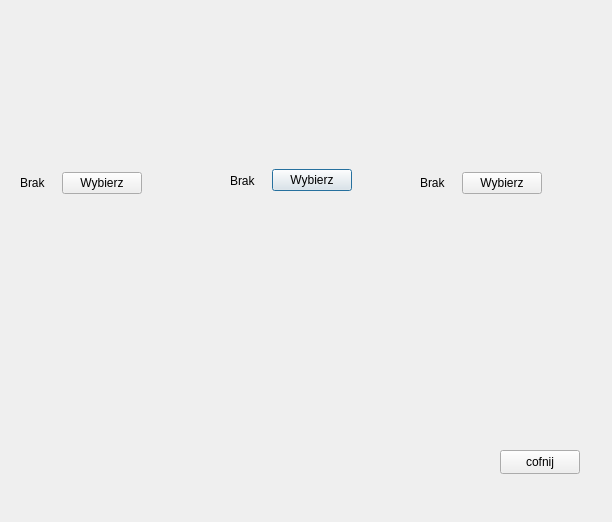
Qt form wyborstolika.ui (damdorsz/ProjektPK) before a commit.
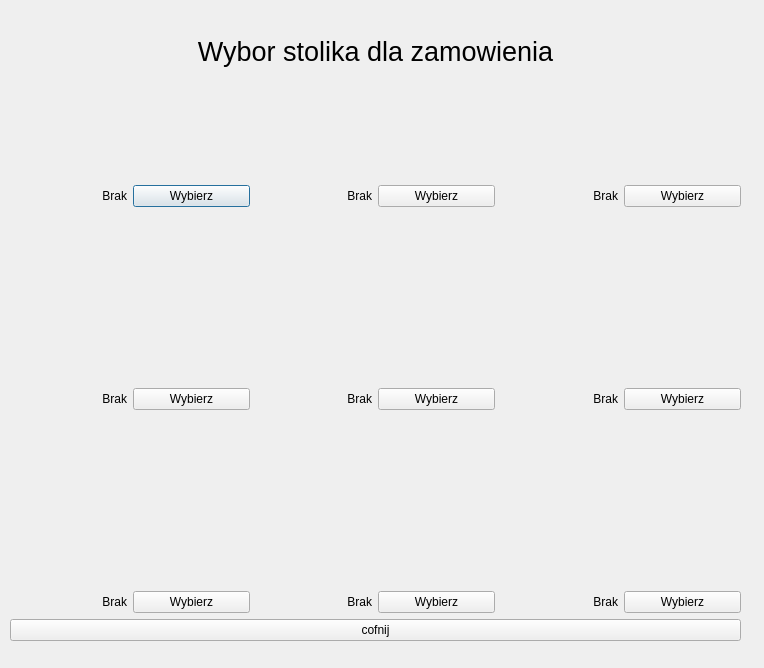
The same form after that commit.

Diff of the .ui file:
```diff
--- a/wyborstolika.ui
+++ b/wyborstolika.ui
@@ -6,140 +6,303 @@
    <rect>
     <x>0</x>
     <y>0</y>
-    <width>612</width>
-    <height>522</height>
+    <width>764</width>
+    <height>668</height>
    </rect>
   </property>
   <property name="windowTitle">
    <string>Dialog</string>
   </property>
-  <widget class="QLabel" name="label_stolik1">
-   <property name="geometry">
-    <rect>
-     <x>20</x>
-     <y>10</y>
-     <width>141</width>
-     <height>121</height>
-    </rect>
-   </property>
-   <property name="text">
-    <string/>
-   </property>
-  </widget>
-  <widget class="QLabel" name="label_stolik1_2">
-   <property name="geometry">
-    <rect>
-     <x>210</x>
-     <y>10</y>
-     <width>141</width>
-     <height>121</height>
-    </rect>
-   </property>
-   <property name="text">
-    <string/>
-   </property>
-  </widget>
-  <widget class="QWidget" name="layoutWidget">
-   <property name="geometry">
-    <rect>
-     <x>230</x>
-     <y>165</y>
-     <width>122</width>
-     <height>31</height>
-    </rect>
-   </property>
-   <layout class="QHBoxLayout" name="horizontalLayout_2">
-    <item>
-     <widget class="QLabel" name="label_czyWolny2">
-      <property name="text">
-       <string>Brak</string>
-      </property>
-     </widget>
-    </item>
-    <item>
-     <widget class="QPushButton" name="pushButton_wybierzStolik2">
-      <property name="text">
-       <string>Wybierz</string>
-      </property>
-     </widget>
-    </item>
-   </layout>
-  </widget>
-  <widget class="QLabel" name="label_stolik1_3">
-   <property name="geometry">
-    <rect>
-     <x>410</x>
-     <y>20</y>
-     <width>141</width>
-     <height>121</height>
-    </rect>
-   </property>
-   <property name="text">
-    <string/>
-   </property>
-  </widget>
-  <widget class="QWidget" name="layoutWidget_2">
-   <property name="geometry">
-    <rect>
-     <x>420</x>
-     <y>170</y>
-     <width>122</width>
-     <height>26</height>
-    </rect>
-   </property>
-   <layout class="QHBoxLayout" name="horizontalLayout_3">
-    <item>
-     <widget class="QLabel" name="label_czyWolny3">
-      <property name="text">
-       <string>Brak</string>
-      </property>
-     </widget>
-    </item>
-    <item>
-     <widget class="QPushButton" name="pushButton_wybierzStolik3">
-      <property name="text">
-       <string>Wybierz</string>
-      </property>
-     </widget>
-    </item>
-   </layout>
-  </widget>
-  <widget class="QPushButton" name="pushButton">
-   <property name="geometry">
-    <rect>
-     <x>500</x>
-     <y>450</y>
-     <width>80</width>
-     <height>24</height>
-    </rect>
-   </property>
-   <property name="text">
-    <string>cofnij</string>
-   </property>
-  </widget>
   <widget class="QWidget" name="">
    <property name="geometry">
     <rect>
-     <x>20</x>
-     <y>170</y>
-     <width>122</width>
-     <height>26</height>
+     <x>10</x>
+     <y>10</y>
+     <width>731</width>
+     <height>631</height>
     </rect>
    </property>
-   <layout class="QHBoxLayout" name="horizontalLayout">
-    <item>
-     <widget class="QLabel" name="label_czyWolny1">
-      <property name="text">
-       <string>Brak</string>
-      </property>
-     </widget>
+   <layout class="QGridLayout" name="gridLayout">
+    <item row="0" column="0">
+     <layout class="QVBoxLayout" name="verticalLayout">
+      <item>
+       <widget class="QLabel" name="label_10">
+        <property name="font">
+         <font>
+          <pointsize>20</pointsize>
+         </font>
+        </property>
+        <property name="text">
+         <string>Wybor stolika dla zamowienia</string>
+        </property>
+        <property name="alignment">
+         <set>Qt::AlignCenter</set>
+        </property>
+       </widget>
+      </item>
+      <item>
+       <layout class="QHBoxLayout" name="horizontalLayout_2">
+        <item>
+         <widget class="QLabel" name="label_stolik1">
+          <property name="text">
+           <string/>
+          </property>
+         </widget>
+        </item>
+        <item>
+         <widget class="QLabel" name="label_stolik2">
+          <property name="text">
+           <string/>
+          </property>
+         </widget>
+        </item>
+        <item>
+         <widget class="QLabel" name="label_stolik3">
+          <property name="text">
+           <string/>
+          </property>
+         </widget>
+        </item>
+       </layout>
+      </item>
+      <item>
+       <layout class="QHBoxLayout" name="horizontalLayout">
+        <item>
+         <widget class="QLabel" name="label_czyWolny1">
+          <property name="layoutDirection">
+           <enum>Qt::LeftToRight</enum>
+          </property>
+          <property name="text">
+           <string>Brak</string>
+          </property>
+          <property name="alignment">
+           <set>Qt::AlignRight|Qt::AlignTrailing|Qt::AlignVCenter</set>
+          </property>
+         </widget>
+        </item>
+        <item>
+         <widget class="QPushButton" name="pushButton_1">
+          <property name="text">
+           <string>Wybierz</string>
+          </property>
+         </widget>
+        </item>
+        <item>
+         <widget class="QLabel" name="label_czyWolny2">
+          <property name="text">
+           <string>Brak</string>
+          </property>
+          <property name="alignment">
+           <set>Qt::AlignRight|Qt::AlignTrailing|Qt::AlignVCenter</set>
+          </property>
+         </widget>
+        </item>
+        <item>
+         <widget class="QPushButton" name="pushButton_2">
+          <property name="text">
+           <string>Wybierz</string>
+          </property>
+         </widget>
+        </item>
+        <item>
+         <widget class="QLabel" name="label_czyWolny3">
+          <property name="text">
+           <string>Brak</string>
+          </property>
+          <property name="alignment">
+           <set>Qt::AlignRight|Qt::AlignTrailing|Qt::AlignVCenter</set>
+          </property>
+         </widget>
+        </item>
+        <item>
+         <widget class="QPushButton" name="pushButton_3">
+          <property name="text">
+           <string>Wybierz</string>
+          </property>
+         </widget>
+        </item>
+       </layout>
+      </item>
+     </layout>
     </item>
-    <item>
-     <widget class="QPushButton" name="pushButton_wybierzStolik1">
-      <property name="text">
-       <string>Wybierz</string>
-      </property>
-     </widget>
+    <item row="1" column="0">
+     <layout class="QVBoxLayout" name="verticalLayout_2">
+      <item>
+       <layout class="QHBoxLayout" name="horizontalLayout_4">
+        <item>
+         <widget class="QLabel" name="label_stolik4">
+          <property name="text">
+           <string/>
+          </property>
+         </widget>
+        </item>
+        <item>
+         <widget class="QLabel" name="label_stolik5">
+          <property name="text">
+           <string/>
+          </property>
+         </widget>
+        </item>
+        <item>
+         <widget class="QLabel" name="label_stolik6">
+          <property name="text">
+           <string/>
+          </property>
+         </widget>
+        </item>
+       </layout>
+      </item>
+      <item>
+       <layout class="QHBoxLayout" name="horizontalLayout_3">
+        <item>
+         <widget class="QLabel" name="label_czyWolny4">
+          <property name="text">
+           <string>Brak</string>
+          </property>
+          <property name="alignment">
+           <set>Qt::AlignRight|Qt::AlignTrailing|Qt::AlignVCenter</set>
+          </property>
+         </widget>
+        </item>
+        <item>
+         <widget class="QPushButton" name="pushButton_4">
+          <property name="text">
+           <string>Wybierz</string>
+          </property>
+         </widget>
+        </item>
+        <item>
+         <widget class="QLabel" name="label_czyWolny5">
+          <property name="text">
+           <string>Brak</string>
+          </property>
+          <property name="alignment">
+           <set>Qt::AlignRight|Qt::AlignTrailing|Qt::AlignVCenter</set>
+          </property>
+         </widget>
+        </item>
+        <item>
+         <widget class="QPushButton" name="pushButton_5">
+          <property name="text">
+           <string>Wybierz</string>
+          </property>
+         </widget>
+        </item>
+        <item>
+         <widget class="QLabel" name="label_czyWolny6">
+          <property name="text">
+           <string>Brak</string>
+          </property>
+          <property name="alignment">
+           <set>Qt::AlignRight|Qt::AlignTrailing|Qt::AlignVCenter</set>
+          </property>
+         </widget>
+        </item>
+        <item>
+         <widget class="QPushButton" name="pushButton_6">
+          <property name="text">
+           <string>Wybierz</string>
+          </property>
+         </widget>
+        </item>
+       </layout>
+      </item>
+     </layout>
+    </item>
+    <item row="2" column="0">
+     <layout class="QVBoxLayout" name="verticalLayout_3">
+      <item>
+       <layout class="QHBoxLayout" name="horizontalLayout_5">
+        <item>
+         <widget class="QLabel" name="label_stolik7">
+          <property name="text">
+           <string/>
+          </property>
+         </widget>
+        </item>
+        <item>
+         <widget class="QLabel" name="label_stolik8">
+          <property name="text">
+           <string/>
+          </property>
+         </widget>
+        </item>
+        <item>
+         <widget class="QLabel" name="label_stolik9">
+          <property name="text">
+           <string/>
+          </property>
+         </widget>
+        </item>
+       </layout>
+      </item>
+      <item>
+       <layout class="QHBoxLayout" name="horizontalLayout_6">
+        <item>
+         <widget class="QLabel" name="label_czyWolny7">
+          <property name="text">
+           <string>Brak</string>
+          </property>
+          <property name="alignment">
+           <set>Qt::AlignRight|Qt::AlignTrailing|Qt::AlignVCenter</set>
+          </property>
+         </widget>
+        </item>
+        <item>
+         <widget class="QPushButton" name="pushButton_7">
+          <property name="text">
+           <string>Wybierz</string>
+          </property>
+         </widget>
+        </item>
+        <item>
+         <widget class="QLabel" name="label_czyWolny8">
+          <property name="text">
+           <string>Brak</string>
+          </property>
+          <property name="alignment">
+           <set>Qt::AlignRight|Qt::AlignTrailing|Qt::AlignVCenter</set>
+          </property>
+         </widget>
+        </item>
+        <item>
+         <widget class="QPushButton" name="pushButton_8">
+          <property name="text">
+           <string>Wybierz</string>
+          </property>
+         </widget>
+        </item>
+        <item>
+         <widget class="QLabel" name="label_czyWolny9">
+          <property name="text">
+           <string>Brak</string>
+          </property>
+          <property name="alignment">
+           <set>Qt::AlignRight|Qt::AlignTrailing|Qt::AlignVCenter</set>
+          </property>
+         </widget>
+        </item>
+        <item>
+         <widget class="QPushButton" name="pushButton_9">
+          <property name="text">
+           <string>Wybierz</string>
+          </property>
+         </widget>
+        </item>
+       </layout>
+      </item>
+     </layout>
+    </item>
+    <item row="3" column="0">
+     <layout class="QHBoxLayout" name="horizontalLayout_7">
+      <item>
+       <widget class="QPushButton" name="pushButton">
+        <property name="text">
+         <string>cofnij</string>
+        </property>
+       </widget>
+      </item>
+     </layout>
     </item>
    </layout>
   </widget>
```
